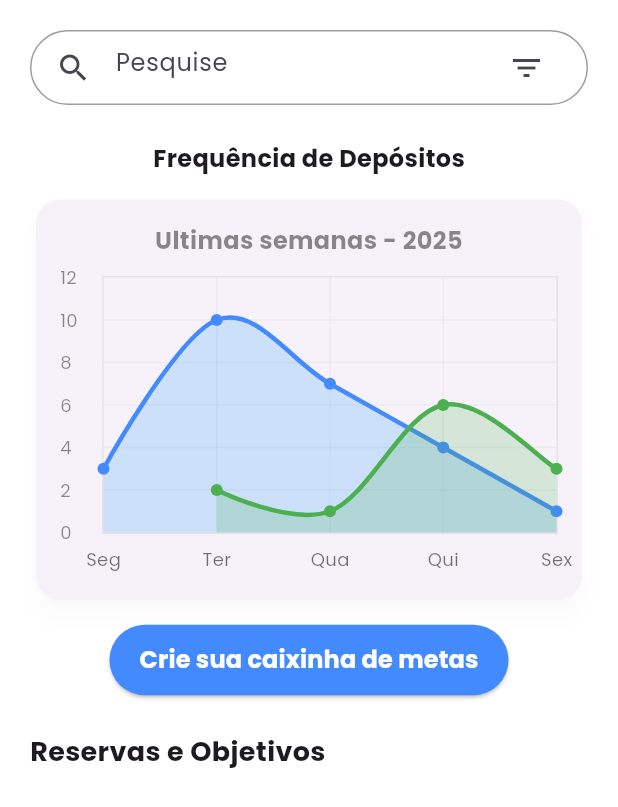
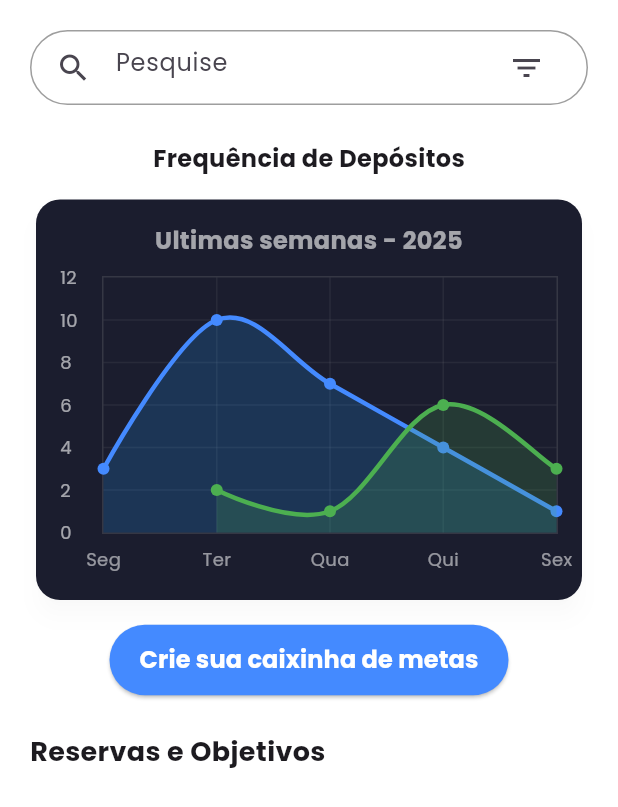
Before and after one commit to felipetaua/Finan-old, a Flutter app: the PouparPage screen opened by its route, on a phone screen of 412 x 824 dp. Shown: the top 807 px of the screen. Run offline on Flutter 3.47's test engine with Material 3 defaults, Android fonts, the phone set to English and light mode, and no system bars; drawn by our look-alikes of fl_chart; our stand-ins replace flutter_multi_formatter, font_awesome_flutter, google_fonts, shared_preferences, smooth_page_indicator; accounts and stored records are empty.

Commit message:
melhorando o visual do gráfico do poupar

```diff
--- a/lib/pages/home/poupar/pouparScreen.dart
+++ b/lib/pages/home/poupar/pouparScreen.dart
@@ -322,6 +322,7 @@ class _PouparPageState extends State<PouparPage> {
                 shape: RoundedRectangleBorder(
                   borderRadius: BorderRadius.circular(16),
                 ),
+                color: const Color(0xFF1b1d2e),
                 elevation: 6,
                 shadowColor: Colors.black.withOpacity(0.1),
                 child: Padding(
@@ -335,7 +336,7 @@ class _PouparPageState extends State<PouparPage> {
                           style: TextStyle(
                             fontSize: 16,
                             fontWeight: FontWeight.bold,
-                            color: Colors.black45,
+                            color: Colors.white60,
                           ),
                           textAlign: TextAlign.right,
                         ),
@@ -400,7 +401,7 @@ class _PouparPageState extends State<PouparPage> {
                                         days[value.toInt() % days.length],
                                         style: const TextStyle(
                                           fontSize: 12,
-                                          color: Colors.black54,
+                                          color: Colors.white54,
                                         ),
                                       ),
                                     );
@@ -416,7 +417,7 @@ class _PouparPageState extends State<PouparPage> {
                                       value.toInt().toString(),
                                       style: const TextStyle(
                                         fontSize: 12,
-                                        color: Colors.black45,
+                                        color: Colors.white60,
                                       ),
                                     );
                                   },
```
